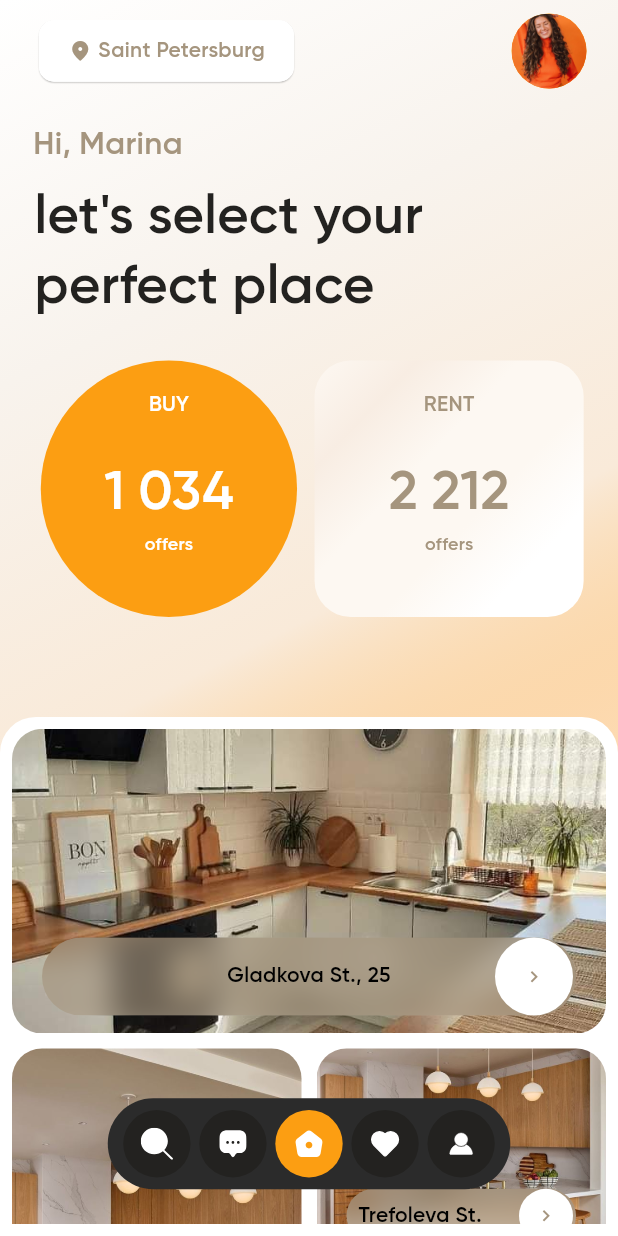
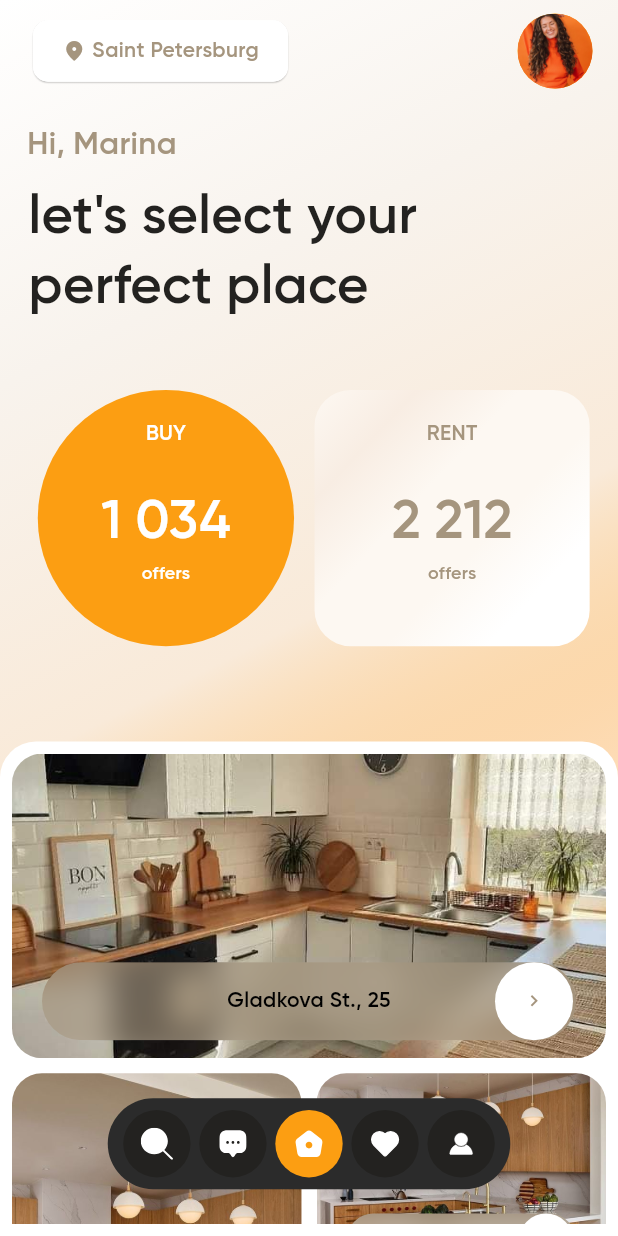
Before and after one commit to josdebum/flutter_assessment_test, a Flutter app: the screen it shows after launch, on a phone screen of 412 x 824 dp. Run offline on Flutter 3.47's test engine with Material 3 defaults, Android fonts, the phone set to English and light mode, and no system bars; our stand-ins replace auto_size_text, flutter_animate, flutter_svg; missing offline and left inert: flutter_animator.

Commit message:
ui corrections

```diff
--- a/lib/app/widgets/map_dialog.dart
+++ b/lib/app/widgets/map_dialog.dart
@@ -102,7 +102,7 @@ class _MapDialogState extends State<MapDialog> with TickerProviderStateMixin {
 
   Widget _buildOverlayContent() {
     return Positioned(
-      bottom: 176.h,
+      bottom: 164.h,
       left: 30.w,
       child: Transform.scale(
         scale: _animation.value,
--- a/lib/features/home/home_screen.dart
+++ b/lib/features/home/home_screen.dart
@@ -120,12 +120,20 @@ class _HomeScreenState extends State<HomeScreen>
     );
 
     _horizontalCardAnimation =
-        Tween<Offset>(begin: const Offset(0, 1), end: Offset.zero).animate(
+        Tween<Offset>(     begin: const Offset(0, 1), // start offset
+            end: Offset.zero, ).animate(
       CurvedAnimation(
         parent: _animationController,
-        curve: const Interval(0.60, 0.80, curve: Curves.decelerate),
-      ),
+        curve:  Curves.easeInOut),
+
     );
+    // _horizontalCardAnimation = Tween<Offset>(
+    //   begin: const Offset(0, 0.1), // start offset
+    //   end: const Offset(0, 0), // end offset
+    // ).animate(CurvedAnimation(
+    //   parent:_,
+    //   curve: Curves.easeInOut,
+    // ));
 
     _imageCardAnimation1 = Tween<double>(begin: 0, end: 1).animate(
       CurvedAnimation(
@@ -170,13 +178,7 @@ class _HomeScreenState extends State<HomeScreen>
         ),
       ),
     );
-    _horizontalCardAnimation = Tween<Offset>(
-      begin: const Offset(0, 0.1), // start offset
-      end: const Offset(0, 0), // end offset
-    ).animate(CurvedAnimation(
-      parent: _animationController,
-      curve: Curves.easeInOut,
-    ));
+
     // Start the animation
     _animationController.forward();
   }
@@ -221,7 +223,7 @@ class _HomeScreenState extends State<HomeScreen>
             SafeArea(
               bottom: false,
               child: Padding(
-                padding: const EdgeInsets.symmetric(horizontal: 6),
+                padding: const EdgeInsets.symmetric(horizontal: 2),
                 child: Column(
                   crossAxisAlignment: CrossAxisAlignment.start,
                   children: [
@@ -304,7 +306,7 @@ class _HomeScreenState extends State<HomeScreen>
                         ).addHeight(8.h),
                         Container(
                           padding:  EdgeInsets.symmetric(horizontal: 16.w),
-                          height: 100.h,
+                          height: 120.h,
                           color: Colors.transparent,
                           child: Column(
                             crossAxisAlignment: CrossAxisAlignment.stretch,
@@ -447,7 +449,7 @@ class _HomeScreenState extends State<HomeScreen>
                               ),
                             ],
                           ),
-                        ).addHeight(12.h)
+                        ).addHeight(10)
                       ],
                     ),
                   ],
@@ -457,8 +459,8 @@ class _HomeScreenState extends State<HomeScreen>
      SlideTransition(
               position: _horizontalCardAnimation,
               child: DraggableScrollableSheet(
-                  initialChildSize: 0.42,
-                  minChildSize: 0.40,
+                  initialChildSize: 0.40,
+                  minChildSize: 0.10,
                   maxChildSize:  0.68,
                   builder:
                       (BuildContext context, ScrollController $controller) {
```
